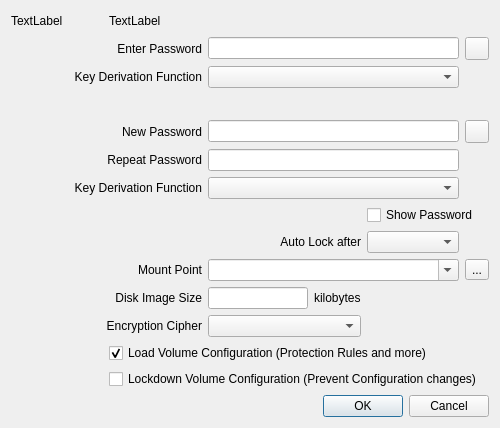
First picture: the form in MajorPrivacy/Forms/VolumeWindow.ui, repository xanasoft/MajorPrivacy, before the edit.
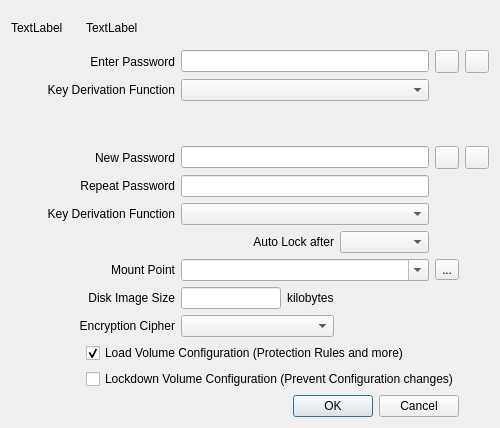
Second picture: the form after the edit.

```diff
--- a/MajorPrivacy/Forms/VolumeWindow.ui
+++ b/MajorPrivacy/Forms/VolumeWindow.ui
@@ -42,6 +42,32 @@
        </property>
       </widget>
      </item>
+     <item row="1" column="6">
+      <widget class="QToolButton" name="btnShowPw">
+       <property name="toolTip">
+        <string>Show the password</string>
+       </property>
+       <property name="text">
+        <string/>
+       </property>
+       <property name="checkable">
+        <bool>true</bool>
+       </property>
+      </widget>
+     </item>
+     <item row="4" column="6">
+      <widget class="QToolButton" name="btnShowNewPw">
+       <property name="toolTip">
+        <string>Show the new password</string>
+       </property>
+       <property name="text">
+        <string/>
+       </property>
+       <property name="checkable">
+        <bool>true</bool>
+       </property>
+      </widget>
+     </item>
      <item row="1" column="5">
       <widget class="QToolButton" name="btnSecurePw">
        <property name="toolTip">
@@ -225,13 +251,6 @@
        </property>
       </widget>
      </item>
-     <item row="7" column="4" colspan="2">
-      <widget class="QCheckBox" name="chkShow">
-       <property name="text">
-        <string>Show Password</string>
-       </property>
-      </widget>
-     </item>
      <item row="0" column="0">
       <widget class="QLabel" name="lblIcon">
        <property name="text">
```
